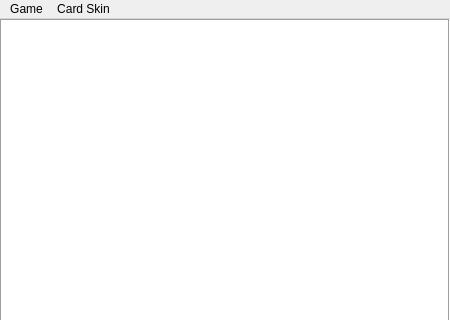
Hitonoriol/qBlackJack, file bjwindow.ui: the form before one commit; both pictures show x 0 to 450 and y 0 to 320 of the 450 by 550 pixel window.
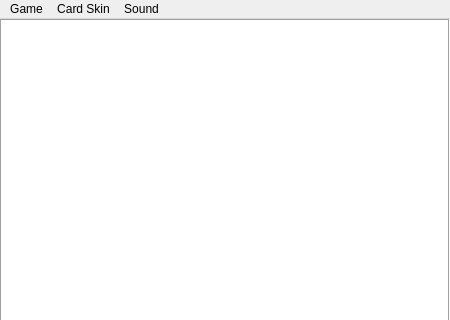
The form after the commit.

Commit message: Add options to toggle sound effects and background music on or off

```diff
--- a/bjwindow.ui
+++ b/bjwindow.ui
@@ -99,8 +99,16 @@
     </property>
     <addaction name="resetGameAction"/>
    </widget>
+   <widget class="QMenu" name="menuSound">
+    <property name="title">
+     <string>Sound</string>
+    </property>
+    <addaction name="toggleMusicAction"/>
+    <addaction name="toggleSoundEffectsAction"/>
+   </widget>
    <addaction name="menuGame"/>
    <addaction name="menuSettings"/>
+   <addaction name="menuSound"/>
   </widget>
   <widget class="QStatusBar" name="statusbar"/>
   <action name="loadCardSkinAction">
```
Left out of the diff: 56 changed lines with no effect on the pictures. The commit also changes 4 other files.
